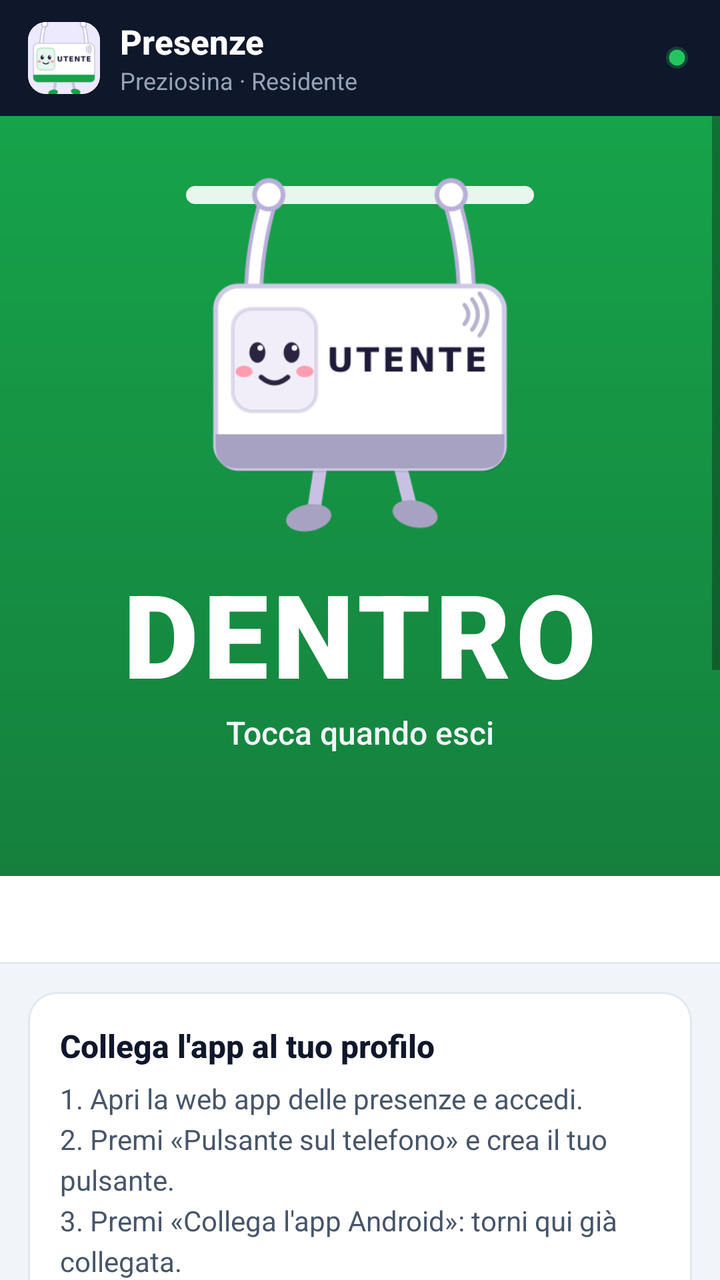
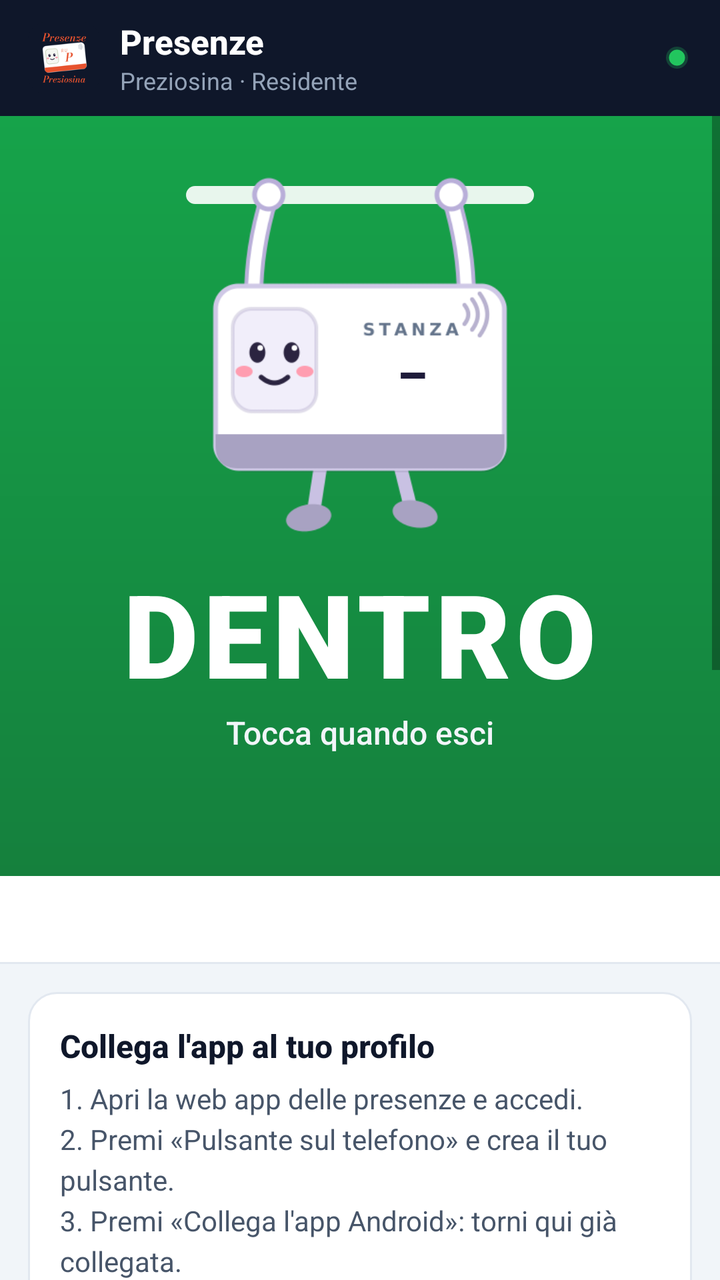

Screens rendered from an Android XML layout before and after an edit, with the pre-edit source and the edit as a unified diff.
<!-- AndroidManifest.xml: application theme Tema -->
<!-- res/layout/activity_main.xml -->
<?xml version="1.0" encoding="utf-8"?>
<LinearLayout xmlns:android="http://schemas.android.com/apk/res/android"
    android:layout_width="match_parent"
    android:layout_height="match_parent"
    android:background="@color/scuro"
    android:fitsSystemWindows="true"
    android:orientation="vertical">

    
    <LinearLayout
        android:layout_width="match_parent"
        android:layout_height="58dp"
        android:background="@color/scuro"
        android:gravity="center_vertical"
        android:orientation="horizontal"
        android:paddingStart="14dp"
        android:paddingEnd="16dp">

        <ImageView
            android:layout_width="36dp"
            android:layout_height="36dp"
            android:background="@drawable/icona_tonda"
            android:clipToOutline="true"
            android:src="@drawable/icona_app" />

        <LinearLayout
            android:layout_width="0dp"
            android:layout_height="wrap_content"
            android:layout_marginStart="10dp"
            android:layout_weight="1"
            android:orientation="vertical">

            <TextView
                android:layout_width="wrap_content"
                android:layout_height="wrap_content"
                android:fontFamily="sans-serif-medium"
                android:text="Presenze"
                android:textColor="#FFFFFF"
                android:textSize="17sp"
                android:textStyle="bold" />

            <TextView
                android:layout_width="wrap_content"
                android:layout_height="wrap_content"
                android:text="Preziosina · Residente"
                android:textColor="#94A3B8"
                android:textSize="12sp" />
        </LinearLayout>

        <View
            android:id="@+id/v_online"
            android:layout_width="11dp"
            android:layout_height="11dp"
            android:background="@drawable/punto_online" />
    </LinearLayout>

    <ScrollView
        android:layout_width="match_parent"
        android:layout_height="0dp"
        android:layout_weight="1"
        android:background="@color/sfondo"
        android:fillViewport="true">

        <LinearLayout
            android:layout_width="match_parent"
            android:layout_height="wrap_content"
            android:orientation="vertical">

            
            <LinearLayout
                android:id="@+id/sw"
                android:layout_width="match_parent"
                android:layout_height="wrap_content"
                android:background="@drawable/switch_dentro"
                android:clickable="true"
                android:focusable="true"
                android:gravity="center_horizontal"
                android:minHeight="380dp"
                android:orientation="vertical"
                android:paddingTop="28dp"
                android:paddingBottom="30dp">

                <FrameLayout
                    android:layout_width="190dp"
                    android:layout_height="190dp">

                    <View
                        android:layout_width="174dp"
                        android:layout_height="9dp"
                        android:layout_gravity="center_horizontal"
                        android:layout_marginTop="7dp"
                        android:background="@drawable/sbarra_bianca" />

                    <ImageView
                        android:id="@+id/i_omina"
                        android:layout_width="190dp"
                        android:layout_height="190dp"
                        android:src="@drawable/tessera_neutra" />
                </FrameLayout>

                <TextView
                    android:id="@+id/t_grande"
                    android:layout_width="wrap_content"
                    android:layout_height="wrap_content"
                    android:layout_marginTop="2dp"
                    android:fontFamily="sans-serif-black"
                    android:letterSpacing="0.04"
                    android:text="DENTRO"
                    android:textColor="#FFFFFF"
                    android:textSize="58sp" />

                <TextView
                    android:id="@+id/t_sub"
                    android:layout_width="wrap_content"
                    android:layout_height="wrap_content"
                    android:fontFamily="sans-serif-medium"
                    android:text="Tocca quando esci"
                    android:textColor="#F1F5F9"
                    android:textSize="16sp" />
            </LinearLayout>

            
            <LinearLayout
                android:layout_width="match_parent"
                android:layout_height="wrap_content"
                android:background="#FFFFFF"
                android:gravity="center_horizontal"
                android:orientation="vertical"
                android:paddingTop="12dp"
                android:paddingBottom="12dp">

                <TextView
                    android:id="@+id/t_stato"
                    android:layout_width="wrap_content"
                    android:layout_height="wrap_content"
                    android:gravity="center"
                    android:textColor="@color/grigio"
                    android:textSize="14sp" />
            </LinearLayout>

            <View
                android:layout_width="match_parent"
                android:layout_height="1dp"
                android:background="@color/bordo" />

            <LinearLayout
                android:layout_width="match_parent"
                android:layout_height="wrap_content"
                android:orientation="vertical"
                android:padding="14dp">

                
                <LinearLayout
                    android:id="@+id/banner"
                    android:layout_width="match_parent"
                    android:layout_height="wrap_content"
                    android:layout_marginBottom="12dp"
                    android:background="@drawable/banner_allerta"
                    android:orientation="vertical"
                    android:padding="14dp"
                    android:visibility="gone">

                    <TextView
                        android:layout_width="wrap_content"
                        android:layout_height="wrap_content"
                        android:fontFamily="sans-serif-medium"
                        android:text="Controlla che il tuo status sia veritiero"
                        android:textColor="@color/giallo"
                        android:textSize="15sp"
                        android:textStyle="bold" />

                    <TextView
                        android:id="@+id/t_banner"
                        android:layout_width="wrap_content"
                        android:layout_height="wrap_content"
                        android:layout_marginTop="2dp"
                        android:textColor="@color/giallo"
                        android:textSize="13sp" />
                </LinearLayout>

                
                <LinearLayout
                    android:id="@+id/sezione_collega"
                    style="@style/Card">

                    <TextView
                        style="@style/TitoloCard"
                        android:text="Collega l'app al tuo profilo" />

                    <TextView
                        style="@style/TestoCard"
                        android:text="1. Apri la web app delle presenze e accedi.\n2. Premi «Pulsante sul telefono» e crea il tuo pulsante.\n3. Premi «Collega l'app Android»: torni qui già collegata." />

                    <TextView
                        android:id="@+id/b_web"
                        style="@style/Bottone.Scuro"
                        android:layout_marginTop="14dp"
                        android:text="Apri la web app" />

                    <TextView
                        android:id="@+id/b_incolla"
                        style="@style/Bottone.Chiaro"
                        android:layout_marginTop="8dp"
                        android:text="Ho copiato il link: incolla e collega" />

                    <EditText
                        android:id="@+id/campo_link"
                        android:layout_width="match_parent"
                        android:layout_height="wrap_content"
                        android:layout_marginTop="8dp"
                        android:hint="preziosina://collega?…"
                        android:inputType="textUri"
                        android:textSize="13sp" />

                    <TextView
                        android:id="@+id/b_collega"
                        style="@style/Bottone.Chiaro"
                        android:layout_marginTop="4dp"
                        android:text="Collega" />
                </LinearLayout>

                
                <LinearLayout
                    android:id="@+id/sezione_promemoria"
                    style="@style/Card">

                    <LinearLayout
                        android:layout_width="match_parent"
                        android:layout_height="wrap_content"
                        android:gravity="center_vertical"
                        android:orientation="horizontal">

                        <TextView
                            style="@style/TitoloCard"
                            android:layout_width="0dp"
                            android:layout_weight="1"
                            android:text="Promemoria" />

                        <Switch
                            android:id="@+id/s_promemoria"
                            android:layout_width="wrap_content"
                            android:layout_height="wrap_content" />
                    </LinearLayout>

                    <TextView
                        android:id="@+id/t_orari"
                        style="@style/TestoCard" />

                    <TextView
                        android:id="@+id/b_permesso"
                        style="@style/Bottone.Scuro"
                        android:layout_marginTop="12dp"
                        android:text="Consenti le notifiche"
                        android:visibility="gone" />
                </LinearLayout>

                
                <LinearLayout
                    android:id="@+id/sezione_widget"
                    style="@style/Card">

                    <TextView
                        style="@style/TitoloCard"
                        android:text="Widget sulla schermata Home" />

                    <TextView
                        style="@style/TestoCard"
                        android:text="Pulsanti ESCO e RIENTRO sulla Home: un tocco e lo stato parte, senza aprire l'app." />

                    <TextView
                        android:id="@+id/b_widget"
                        style="@style/Bottone.Scuro"
                        android:layout_marginTop="12dp"
                        android:text="Aggiungi il widget alla Home" />
                </LinearLayout>

                <TextView
                    android:layout_width="match_parent"
                    android:layout_height="wrap_content"
                    android:layout_marginTop="6dp"
                    android:lineSpacingExtra="3dp"
                    android:text="Serve solo per le emergenze: dice ai soccorsi chi potrebbe essere ancora in residenza. L'app invia esclusivamente DENTRO/FUORI: nessuna posizione, nessuno storico. Senza rete l'invio parte appena torna il segnale."
                    android:textColor="@color/grigio"
                    android:textSize="12sp" />

                <TextView
                    android:id="@+id/b_scollega"
                    android:layout_width="wrap_content"
                    android:layout_height="wrap_content"
                    android:layout_gravity="center_horizontal"
                    android:layout_marginTop="8dp"
                    android:padding="10dp"
                    android:text="Scollega l'app"
                    android:textColor="@color/grigio"
                    android:textSize="13sp" />
            </LinearLayout>
        </LinearLayout>
    </ScrollView>
</LinearLayout>
<!-- resources referenced by this layout -->
<resources>
  <color name="bordo">#E2E8F0</color>
  <color name="giallo">#92400E</color>
  <color name="grigio">#64748B</color>
  <color name="scuro">#0F172A</color>
  <color name="sfondo">#F1F5F9</color>
  <!-- drawable banner_allerta (drawable) -->
  <?xml version="1.0" encoding="utf-8"?>
  <shape xmlns:android="http://schemas.android.com/apk/res/android" android:shape="rectangle">
      <solid android:color="#FEF3C7" />
      <stroke android:width="1dp" android:color="#FCD34D" />
      <corners android:radius="12dp" />
  </shape>
  <!-- drawable icona_app: png bitmap (drawable-nodpi, 7783 bytes) -->
  <!-- drawable icona_tonda (drawable) -->
  <?xml version="1.0" encoding="utf-8"?>
  <shape xmlns:android="http://schemas.android.com/apk/res/android" android:shape="rectangle">
      <solid android:color="#EDE9FE" />
      <corners android:radius="9dp" />
  </shape>
  <!-- drawable punto_online (drawable) -->
  <?xml version="1.0" encoding="utf-8"?>
  <shape xmlns:android="http://schemas.android.com/apk/res/android" android:shape="oval">
      <solid android:color="#22C55E" />
      <stroke android:width="3dp" android:color="#4022C55E" />
  </shape>
  <!-- drawable sbarra_bianca (drawable) -->
  <?xml version="1.0" encoding="utf-8"?>
  <shape xmlns:android="http://schemas.android.com/apk/res/android" android:shape="rectangle">
      <solid android:color="#E6FFFFFF" />
      <corners android:radius="5dp" />
  </shape>
  <!-- drawable switch_dentro (drawable) -->
  <?xml version="1.0" encoding="utf-8"?>
  <ripple xmlns:android="http://schemas.android.com/apk/res/android" android:color="#26FFFFFF">
      <item><shape android:shape="rectangle"><gradient android:angle="270" android:startColor="#16A34A" android:endColor="#15803D" /></shape></item>
  </ripple>
  <!-- drawable tessera_neutra: png bitmap (drawable-nodpi, 16946 bytes) -->
  <style name="Bottone.Chiaro">
          <item name="android:background">@drawable/btn_sec</item>
          <item name="android:textColor">@color/testo</item>
      </style>
  <style name="Bottone.Scuro">
          <item name="android:background">@drawable/btn_scuro</item>
          <item name="android:textColor">#FFFFFF</item>
      </style>
  <style name="Card">
          <item name="android:layout_width">match_parent</item>
          <item name="android:layout_height">wrap_content</item>
          <item name="android:layout_marginBottom">12dp</item>
          <item name="android:background">@drawable/card</item>
          <item name="android:orientation">vertical</item>
          <item name="android:padding">16dp</item>
      </style>
  <style name="Tema" parent="@android:style/Theme.Material.Light.NoActionBar">
          <item name="android:windowBackground">@color/sfondo</item>
          <item name="android:colorAccent">@color/verde</item>
          <item name="android:colorPrimary">@color/scuro</item>
          <item name="android:colorPrimaryDark">@color/scuro</item>
      </style>
  <!-- drawable btn_sec (drawable) -->
  <?xml version="1.0" encoding="utf-8"?>
  <ripple xmlns:android="http://schemas.android.com/apk/res/android" android:color="#220F172A">
      <item><shape android:shape="rectangle"><solid android:color="#E2E8F0" /><corners android:radius="10dp" /></shape></item>
  </ripple>
  <color name="testo">#0F172A</color>
  <!-- drawable btn_scuro (drawable) -->
  <?xml version="1.0" encoding="utf-8"?>
  <ripple xmlns:android="http://schemas.android.com/apk/res/android" android:color="#33FFFFFF">
      <item><shape android:shape="rectangle"><solid android:color="#0F172A" /><corners android:radius="10dp" /></shape></item>
  </ripple>
  <!-- drawable card (drawable) -->
  <?xml version="1.0" encoding="utf-8"?>
  <shape xmlns:android="http://schemas.android.com/apk/res/android" android:shape="rectangle">
      <solid android:color="#FFFFFF" />
      <stroke android:width="1dp" android:color="#E2E8F0" />
      <corners android:radius="14dp" />
  </shape>
  <color name="grigio_testo">#475569</color>
  <color name="verde">#15803D</color>
  <!-- unchanged entries left out for length: 2 -->
</resources>

<!-- the commit's change to res/layout/activity_main.xml (unified diff, before → after) -->
@@ -96,6 +96,22 @@
                         android:layout_width="190dp"
                         android:layout_height="190dp"
                         android:src="@drawable/tessera_neutra" />
+
+                    
+                    <TextView
+                        android:id="@+id/t_stanza"
+                        android:layout_width="86dp"
+                        android:layout_height="32dp"
+                        android:layout_marginStart="78dp"
+                        android:layout_marginTop="85dp"
+                        android:autoSizeMaxTextSize="27sp"
+                        android:autoSizeMinTextSize="10sp"
+                        android:autoSizeTextType="uniform"
+                        android:fontFamily="sans-serif-black"
+                        android:gravity="center"
+                        android:maxLines="1"
+                        android:text="–"
+                        android:textColor="#1E1B3A" />
                 </FrameLayout>
 
                 <TextView
<!-- resource entries referenced after the edit -->
@@ -12,11 +12,11 @@
       <stroke android:width="1dp" android:color="#FCD34D" />
       <corners android:radius="12dp" />
   </shape>
-  <!-- drawable icona_app: png bitmap (drawable-nodpi, 7783 bytes) -->
+  <!-- drawable icona_app: png bitmap (drawable-nodpi, 13227 bytes) -->
   <!-- drawable icona_tonda (drawable) -->
   <?xml version="1.0" encoding="utf-8"?>
   <shape xmlns:android="http://schemas.android.com/apk/res/android" android:shape="rectangle">
-      <solid android:color="#EDE9FE" />
+      <solid android:color="#0F172A" />
       <corners android:radius="9dp" />
   </shape>
   <!-- drawable punto_online (drawable) -->
@@ -36,7 +36,7 @@
   <ripple xmlns:android="http://schemas.android.com/apk/res/android" android:color="#26FFFFFF">
       <item><shape android:shape="rectangle"><gradient android:angle="270" android:startColor="#16A34A" android:endColor="#15803D" /></shape></item>
   </ripple>
-  <!-- drawable tessera_neutra: png bitmap (drawable-nodpi, 16946 bytes) -->
+  <!-- drawable tessera_neutra: png bitmap (drawable-nodpi, 17043 bytes) -->
   <style name="Bottone.Chiaro">
           <item name="android:background">@drawable/btn_sec</item>
           <item name="android:textColor">@color/testo</item>
